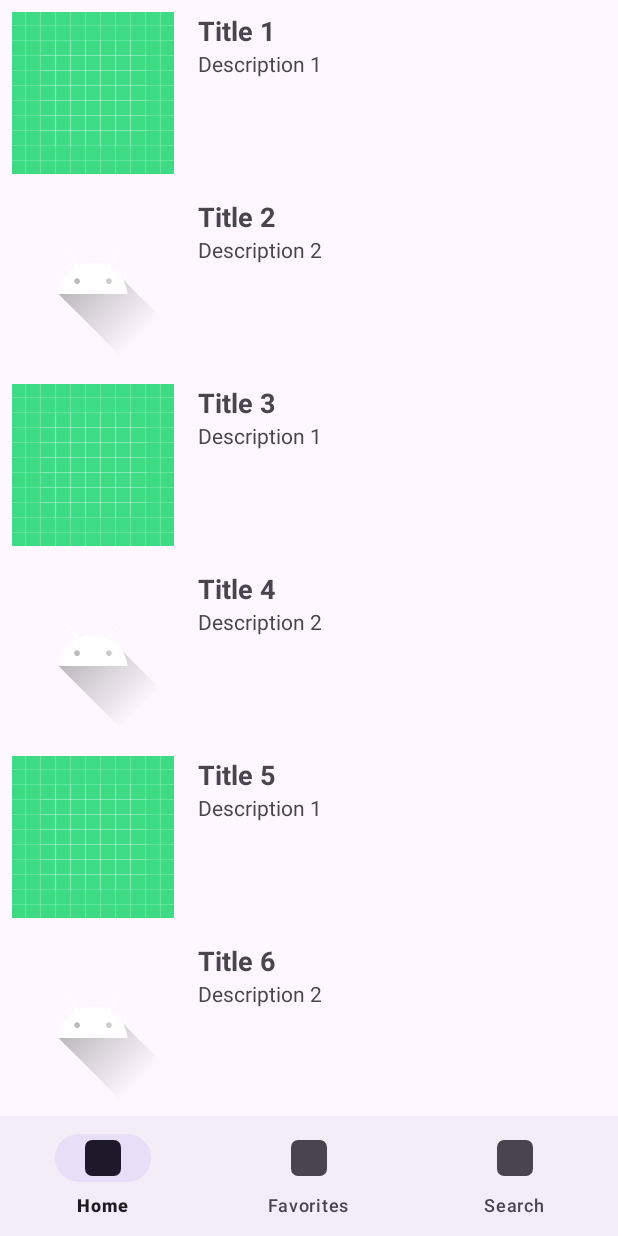
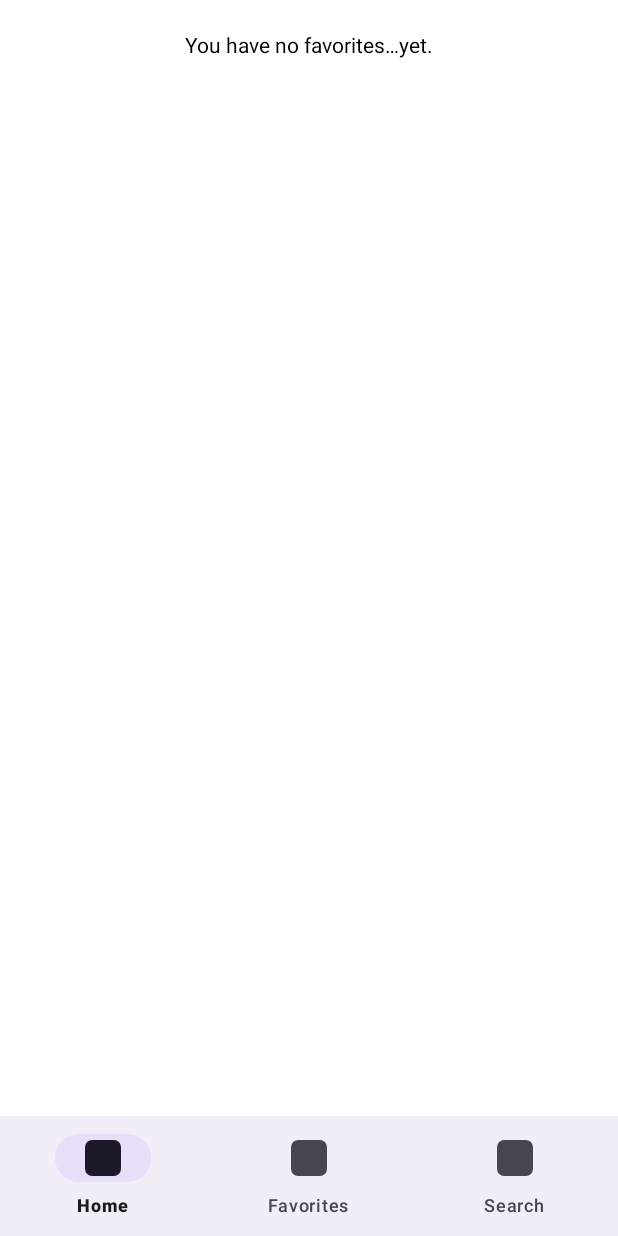
Before and after one commit to Abdo-Hammam/GoFood, an Android app: the fragment FavoritesFragment placed in its activity, on a phone screen of 412 x 824 dp. Run offline under Robolectric (Android 15) with nearby library versions, the phone set to English and light mode, and no system bars.

Commit message:
added list of favs , removeItemToFav() and addItemToFav()

```diff
--- a/app/src/main/java/com/iti/gofood/presentation/recipe/favorite/FavoritesFragment.kt
+++ b/app/src/main/java/com/iti/gofood/presentation/recipe/favorite/FavoritesFragment.kt
@@ -5,11 +5,14 @@ import androidx.fragment.app.Fragment
 import android.view.LayoutInflater
 import android.view.View
 import android.view.ViewGroup
+import android.widget.TextView
+import androidx.fragment.app.activityViewModels
 import androidx.recyclerview.widget.LinearLayoutManager
 import androidx.recyclerview.widget.RecyclerView
 import com.iti.gofood.R
 
 class FavoritesFragment : Fragment() {
+    private val myViewModel: MyViewModel by activityViewModels()
     override fun onCreateView(
         inflater: LayoutInflater,
         container: ViewGroup?,
@@ -22,21 +25,18 @@ class FavoritesFragment : Fragment() {
     override fun onViewCreated(view: View, savedInstanceState: Bundle?) {
         super.onViewCreated(view, savedInstanceState)
         val recyclerView: RecyclerView = view.findViewById(R.id.recyclerView)
+        val textView: TextView = view.findViewById(R.id.myTextView)
+        var numOfItems = 0
         recyclerView.layoutManager = LinearLayoutManager(requireContext())
-
-        val items = listOf(
-            Item(R.drawable.ic_launcher_background, "Title 1", "Description 1"),
-            Item(R.drawable.ic_launcher_foreground, "Title 2", "Description 2"),
-            Item(R.drawable.ic_launcher_background, "Title 3", "Description 1"),
-            Item(R.drawable.ic_launcher_foreground, "Title 4", "Description 2"),
-            Item(R.drawable.ic_launcher_background, "Title 5", "Description 1"),
-            Item(R.drawable.ic_launcher_foreground, "Title 6", "Description 2"),
-            Item(R.drawable.ic_launcher_background, "Title 7", "Description 1"),
-            Item(R.drawable.ic_launcher_foreground, "Title 8", "Description 2"),
-            Item(R.drawable.ic_launcher_background, "Title 9", "Description 1"),
-            Item(R.drawable.ic_launcher_foreground, "Title 10", "Description 2")
-            // Add more items here
-        )
-        recyclerView.adapter = ItemAdapter(items)
+        myViewModel.items.observe(viewLifecycleOwner) { data ->
+            numOfItems = data.size
+            recyclerView.adapter = ItemAdapter(data) // Update UI when data changes
+        }
+        if(numOfItems != 0) {
+            textView.visibility = View.GONE
+        }
+        else {
+            textView.visibility = View.VISIBLE
+        }
     }
 }
--- a/app/src/main/java/com/iti/gofood/presentation/recipe/favorite/ItemAdapter.kt
+++ b/app/src/main/java/com/iti/gofood/presentation/recipe/favorite/ItemAdapter.kt
@@ -5,6 +5,7 @@ import android.view.View
 import android.view.ViewGroup
 import android.widget.ImageView
 import android.widget.TextView
+import androidx.lifecycle.LiveData
 import androidx.recyclerview.widget.RecyclerView
 import com.iti.gofood.R
 
--- /dev/null
+++ b/app/src/main/java/com/iti/gofood/presentation/recipe/favorite/MyViewModel.kt
@@ -0,0 +1,25 @@
+package com.iti.gofood.presentation.recipe.favorite
+
+import androidx.lifecycle.LiveData
+import androidx.lifecycle.MutableLiveData
+import androidx.lifecycle.ViewModel
+
+class MyViewModel : ViewModel() {
+    private val _myData = MutableLiveData<List<Item>>()
+
+    fun addItemToFav(newItem: Item) {
+        val currentList = _myData.value ?: emptyList() // Get current list or an empty list
+        val updatedList = currentList.toMutableList() // Create a mutable copy
+        updatedList.add(newItem) // Modify the copy
+        _myData.value = updatedList // Update the LiveData
+    }
+
+    fun removeItemToFav(item: Item) {
+        val currentList = _myData.value ?: emptyList() // Get current list or an empty list
+        val updatedList = currentList.toMutableList() // Create a mutable copy
+        updatedList.remove(item) // Modify the copy
+        _myData.value = updatedList // Update the LiveData
+    }
+
+    val items: LiveData<List<Item>> = _myData
+}
--- a/app/src/main/res/layout/fragment_favorites.xml
+++ b/app/src/main/res/layout/fragment_favorites.xml
@@ -1,13 +1,29 @@
 <?xml version="1.0" encoding="utf-8"?>
-<FrameLayout xmlns:android="http://schemas.android.com/apk/res/android"
+<androidx.constraintlayout.widget.ConstraintLayout xmlns:android="http://schemas.android.com/apk/res/android"
+    xmlns:app="http://schemas.android.com/apk/res-auto"
     xmlns:tools="http://schemas.android.com/tools"
     android:layout_width="match_parent"
     android:layout_height="match_parent"
-    tools:context=".presentation.recipe.favorite.FavoritesFragment">
+    android:background="#FFFFFF">
+
+    <TextView
+        android:id="@+id/myTextView"
+        android:layout_width="wrap_content"
+        android:layout_height="wrap_content"
+        android:layout_marginTop="20dp"
+        android:text="@string/empty_fav"
+        android:textColor="#000000"
+        app:layout_constraintEnd_toEndOf="parent"
+        app:layout_constraintStart_toStartOf="parent"
+        app:layout_constraintTop_toTopOf="parent" />
 
     <androidx.recyclerview.widget.RecyclerView
         android:id="@+id/recyclerView"
-        android:layout_width="match_parent"
-        android:layout_height="match_parent" />
+        android:layout_width="0dp"
+        android:layout_height="0dp"
+        app:layout_constraintBottom_toBottomOf="parent"
+        app:layout_constraintEnd_toEndOf="parent"
+        app:layout_constraintStart_toStartOf="parent"
+        app:layout_constraintTop_toTopOf="parent" />
 
-</FrameLayout>
+</androidx.constraintlayout.widget.ConstraintLayout>
--- a/app/src/main/res/values/strings.xml
+++ b/app/src/main/res/values/strings.xml
@@ -21,4 +21,7 @@
     <string name="i_agree_to_gofood_terms">I agree to <font fgcolor="#fe8417">GoFood Terms</font></string>
     <string name="fill_the_form">Fill the form and get unlimited\nrecipe and tips.</string>
     <string name="login">Login</string>
+
+<!--    fav screen-->
+    <string name="empty_fav">You have no favorites…yet.</string>
 </resources>
```
